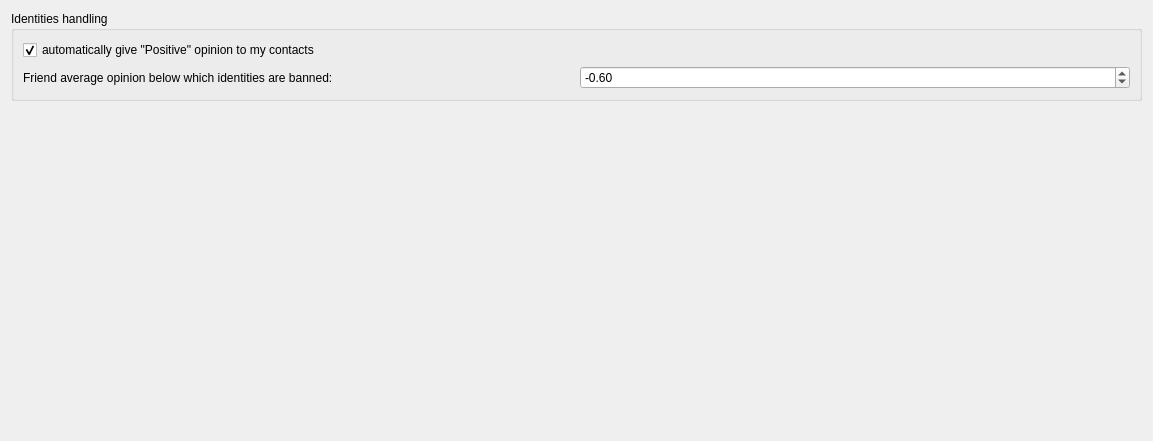
Above: retroshare-gui/src/gui/settings/PeoplePage.ui from RetroShare/RetroShare before the change. Below: the same form after it.
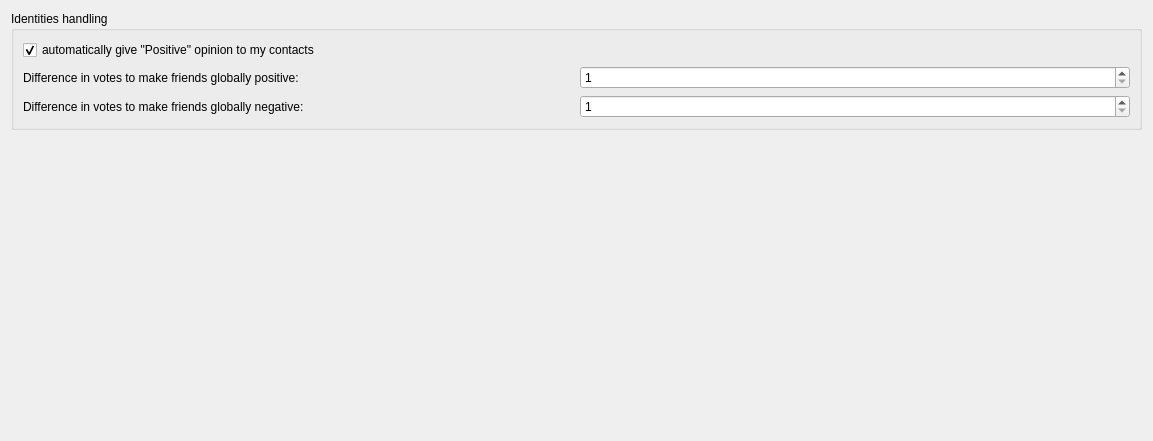
That is the form after the change.

Commit message: added two fields in settings/people to setup the thresholds to decide between neutral and remotely positive/negative reputation

What changed in the file:
```diff
--- a/retroshare-gui/src/gui/settings/PeoplePage.ui
+++ b/retroshare-gui/src/gui/settings/PeoplePage.ui
@@ -10,13 +10,13 @@
     <height>441</height>
    </rect>
   </property>
-  <layout class="QVBoxLayout" name="verticalLayout">
+  <layout class="QVBoxLayout" name="verticalLayout_2">
    <item>
     <widget class="QGroupBox" name="generalGroupBox">
      <property name="title">
       <string>Identities handling</string>
      </property>
-     <layout class="QVBoxLayout" name="verticalLayout_2">
+     <layout class="QVBoxLayout" name="verticalLayout">
       <item>
        <widget class="QCheckBox" name="autoPositiveOpinion_CB">
         <property name="toolTip">
@@ -31,30 +31,44 @@
        </widget>
       </item>
       <item>
-       <layout class="QHBoxLayout" name="horizontalLayout_2">
-        <item>
+       <layout class="QGridLayout" name="gridLayout">
+        <item row="1" column="0">
+         <widget class="QLabel" name="label_3">
+          <property name="text">
+           <string>Difference in votes to make friends globally negative:</string>
+          </property>
+         </widget>
+        </item>
+        <item row="1" column="2">
+         <widget class="QSpinBox" name="thresholdForNegative_SB">
+          <property name="toolTip">
+           <string>&lt;html&gt;&lt;head/&gt;&lt;body&gt;&lt;p&gt;The default value of -0.6 needs 3 to 4 friends to set a negative opinion in order for that identity to be banned at your own node. This is a pretty conservative value. If you want to more easily get rid of banned identities, set the value to e.g. -0.2&lt;/p&gt;&lt;/body&gt;&lt;/html&gt;</string>
+          </property>
+          <property name="minimum">
+           <number>1</number>
+          </property>
+          <property name="maximum">
+           <number>100</number>
+          </property>
+         </widget>
+        </item>
+        <item row="0" column="2">
+         <widget class="QSpinBox" name="thresholdForPositive_SB">
+          <property name="toolTip">
+           <string>&lt;html&gt;&lt;head/&gt;&lt;body&gt;&lt;p&gt;The default value of -0.6 needs 3 to 4 friends to set a negative opinion in order for that identity to be banned at your own node. This is a pretty conservative value. If you want to more easily get rid of banned identities, set the value to e.g. -0.2&lt;/p&gt;&lt;/body&gt;&lt;/html&gt;</string>
+          </property>
+          <property name="minimum">
+           <number>1</number>
+          </property>
+          <property name="maximum">
+           <number>100</number>
+          </property>
+         </widget>
+        </item>
+        <item row="0" column="0">
          <widget class="QLabel" name="label_2">
           <property name="text">
-           <string>Friend average opinion below which identities are banned:</string>
-          </property>
-         </widget>
-        </item>
-        <item>
-         <widget class="QDoubleSpinBox" name="autoBanIdentitiesLimit_SB">
-          <property name="toolTip">
-           <string>&lt;html&gt;&lt;head/&gt;&lt;body&gt;&lt;p&gt;The default value of -0.6 needs 3 to 4 friends to set a negative opinion in order for that identity to be banned at your own node. This is a pretty conservative value. If you want to more easily get rid of banned identities, set the value to e.g. -0.2&lt;/p&gt;&lt;/body&gt;&lt;/html&gt;</string>
-          </property>
-          <property name="minimum">
-           <double>-1.000000000000000</double>
-          </property>
-          <property name="maximum">
-           <double>-0.010000000000000</double>
-          </property>
-          <property name="singleStep">
-           <double>0.010000000000000</double>
-          </property>
-          <property name="value">
-           <double>-0.600000000000000</double>
+           <string>Difference in votes to make friends globally positive:</string>
           </property>
          </widget>
         </item>
```
The commit also changes 4 other files.
